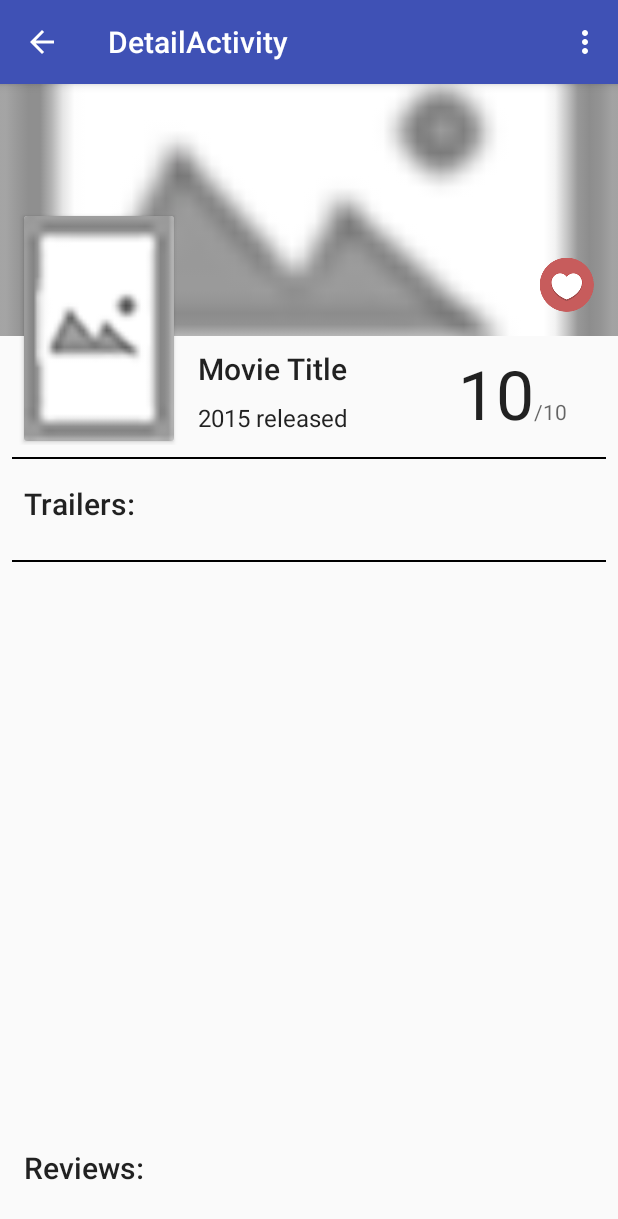
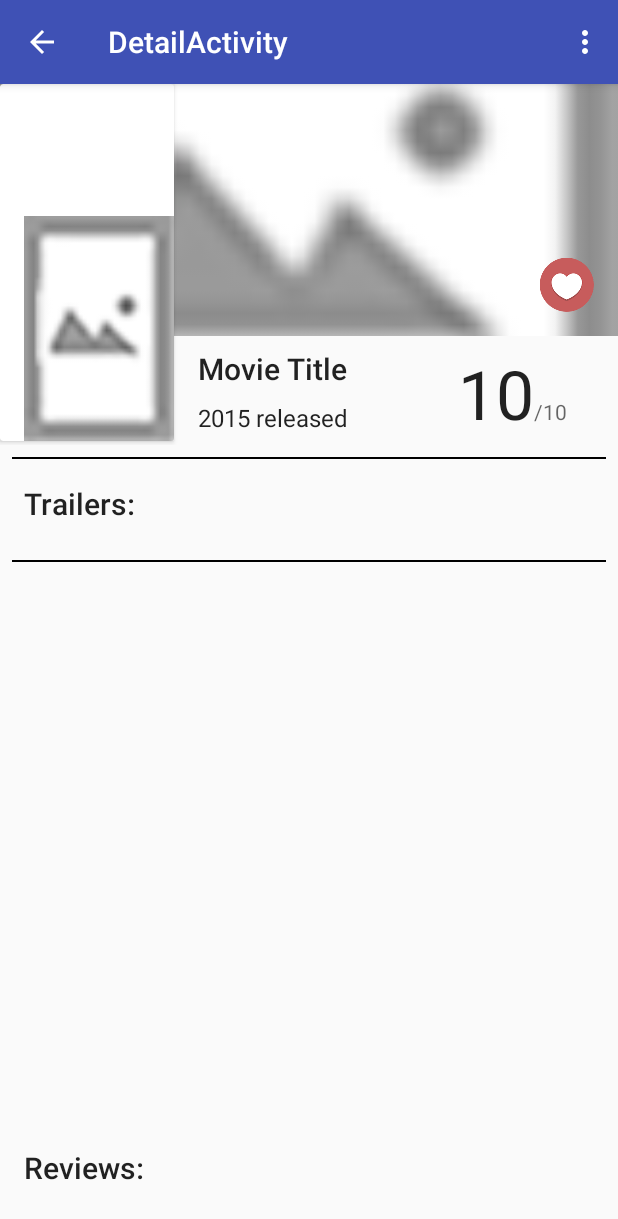
Before and after one commit to hendercine/CineFile, an Android app: the DetailActivity screen opened directly, with no data from a screen before it, on a phone screen of 412 x 824 dp. Shown: the top 1219 px of the screen. Run offline under Robolectric (Android 15) with nearby library versions, the light colour scheme and no system bars; our stand-ins replace Picasso; pictures from the network do not load.

Commit message:
Make main grid functional. Continue trailer feat.

```diff
--- a/app/src/main/java/com/example/android/cinefile/FetchMoviesTask.java
+++ b/app/src/main/java/com/example/android/cinefile/FetchMoviesTask.java
@@ -65,7 +65,7 @@ public class FetchMoviesTask extends AsyncTask<String, Void, ArrayList<Movie>> {
             String voteAverage;
             String posterPath;
             String backDrop;
-            String trailerPath;
+//            String trailerPath;
 
             // Get the JSON object representing the movie
             JSONObject currentMovie = movieArray.getJSONObject(i);
@@ -75,10 +75,10 @@ public class FetchMoviesTask extends AsyncTask<String, Void, ArrayList<Movie>> {
             voteAverage = currentMovie.getString(TMDB_VOTE_AVG);
             posterPath = posterBaseUrl + currentMovie.getString(TMDB_POSTER);
             backDrop = backdropBaseUrl + currentMovie.getString(TMDB_BACKDROP);
-            trailerPath = currentMovie.getString(TMDB_ID) + "/" + currentMovie.getString(TMDB_TRAILER);
+//            trailerPath = currentMovie.getString(TMDB_ID) + "/" + currentMovie.getString(TMDB_TRAILER);
 
             Movie movie =
-                    new Movie(title, posterPath, releaseDate, voteAverage, moviePlot, backDrop, trailerPath);
+                    new Movie(title, posterPath, releaseDate, voteAverage, moviePlot, backDrop);
             movieResults.add(movie);
         }
 
--- a/app/src/main/res/layout/fragment_detail.xml
+++ b/app/src/main/res/layout/fragment_detail.xml
@@ -1,6 +1,8 @@
 <?xml version="1.0" encoding="utf-8"?>
 <ScrollView xmlns:android="http://schemas.android.com/apk/res/android"
+    xmlns:app="http://schemas.android.com/apk/res-auto"
     xmlns:tools="http://schemas.android.com/tools"
+    android:id="@+id/parent_scrollView"
     android:layout_width="match_parent"
     android:layout_height="match_parent"
     android:clipChildren="false"
@@ -29,13 +31,23 @@
                 android:scaleType="centerCrop"
                 android:src="@drawable/placeholder" />
 
-            <include
-                android:id="@+id/detail_poster_image_view"
-                style="@style/detail_thumb_image"
-                layout="@layout/poster_layout"
+            <android.support.v7.widget.CardView
+                android:id="@+id/detail_poster_card_view"
                 android:layout_width="wrap_content"
                 android:layout_height="wrap_content"
-                android:contentDescription="@string/poster_thumbnail_description" />
+                app:cardBackgroundColor="@color/cardview_light_background">
+
+                <ImageView
+                    android:id="@+id/detail_poster_image_view"
+                    style="@style/detail_thumb_image"
+                    android:layout_width="@dimen/details_thumb_width"
+                    android:layout_height="@dimen/details_thumb_height"
+                    android:contentDescription="@string/poster_thumbnail_description"
+                    android:scaleType="fitXY"
+                    android:src="@drawable/placeholder_portrait" />
+
+            </android.support.v7.widget.CardView>
+
 
             <CheckBox
                 android:id="@+id/fav_btn"
@@ -53,8 +65,8 @@
                 android:layout_width="match_parent"
                 android:layout_height="wrap_content"
                 android:layout_below="@+id/backdrop_image_view"
-                android:layout_toEndOf="@+id/detail_poster_image_view"
-                android:layout_toRightOf="@+id/detail_poster_image_view"
+                android:layout_toEndOf="@+id/detail_poster_card_view"
+                android:layout_toRightOf="@+id/detail_poster_card_view"
                 android:orientation="horizontal">
 
                 <LinearLayout
@@ -111,7 +123,7 @@
                 style="@style/detail_plot_summary"
                 android:layout_width="match_parent"
                 android:layout_height="wrap_content"
-                android:layout_below="@id/detail_poster_image_view"
+                android:layout_below="@id/detail_poster_card_view"
                 android:text="@string/summary_placeholder_text" />
         </RelativeLayout>
 
@@ -135,6 +147,15 @@
                 android:layout_width="wrap_content"
                 android:layout_height="wrap_content"
                 android:text="@string/trailers_title" />
+
+            <TextView
+                android:id="@+id/noTrailers_textView"
+                android:layout_width="wrap_content"
+                android:layout_height="wrap_content"
+                android:layout_gravity="center_horizontal"
+                android:layout_marginBottom="@dimen/default_item_spacing"
+                android:text="@string/no_trailers_yet"
+                android:visibility="gone" />
 
             <android.support.v7.widget.RecyclerView
                 android:id="@+id/trailers_recycler"
@@ -171,7 +192,7 @@
                 android:layout_width="wrap_content"
                 android:layout_height="wrap_content"
                 android:layout_gravity="center_horizontal"
-                android:layout_marginBottom="8dp"
+                android:layout_marginBottom="@dimen/default_item_spacing"
                 android:text="@string/no_reviews_message"
                 android:visibility="gone" />
 
--- a/app/src/main/res/layout/poster_layout.xml
+++ /dev/null
@@ -1,15 +0,0 @@
-<?xml version="1.0" encoding="utf-8"?>
-<android.support.v7.widget.CardView xmlns:android="http://schemas.android.com/apk/res/android"
-    android:layout_width="wrap_content"
-    android:layout_height="wrap_content"
-    xmlns:app="http://schemas.android.com/apk/res-auto"
-    app:cardBackgroundColor="@color/cardview_light_background">
-
-    <ImageView
-        android:id="@+id/detail_poster_image_view"
-        android:layout_width="@dimen/details_thumb_width"
-        android:layout_height="@dimen/details_thumb_height"
-        android:scaleType="fitXY"
-        android:src="@drawable/placeholder_portrait" />
-
-</android.support.v7.widget.CardView>
--- a/app/src/main/res/values/strings.xml
+++ b/app/src/main/res/values/strings.xml
@@ -54,5 +54,7 @@
     <string name="no_reviews_message">No reviews yet.</string>
     <string name="api_movie_id">id</string>
     <string name="trailer_path">videos</string>
+    <string name="no_browser_msg">Please install a web browser or the Youtube app and retry.</string>
+    <string name="no_trailers_yet">No trailers yet!</string>
 
 </resources>
```
Also changed, not shown: app/src/main/java/com/example/android/cinefile/DetailActivity.java (+48 -7 lines), app/src/main/java/com/example/android/cinefile/MoviesFragment.java (+4 -3 lines), app/src/main/java/com/example/android/cinefile/data/Movie.java (+14 -5 lines), app/src/main/java/com/example/android/cinefile/sync/MovieAdapter.java (+5 -5 lines), app/src/main/java/com/example/android/cinefile/sync/ThumbsAdapter.java (deleted, +0 -48 lines), app/src/main/res/layout/fragment_detail_wide.xml (+26 -16 lines).
